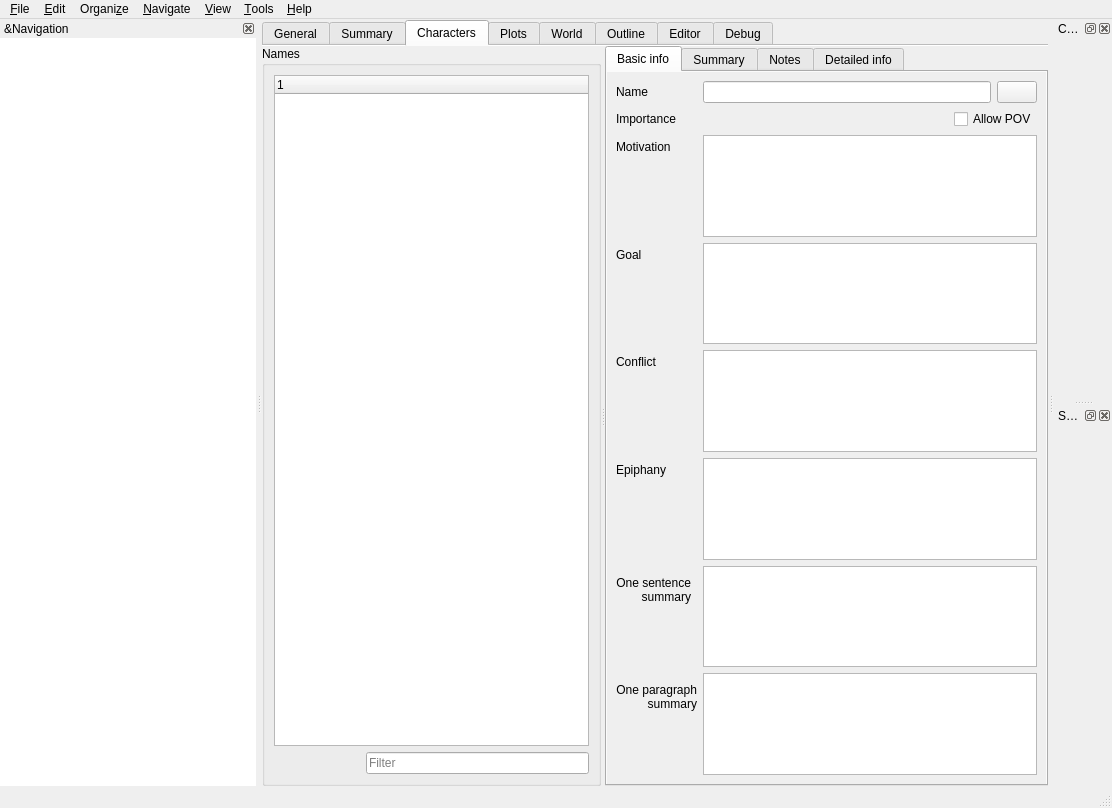
olivierkes/manuskript, file manuskript/ui/mainWindow.ui: the form before one commit.
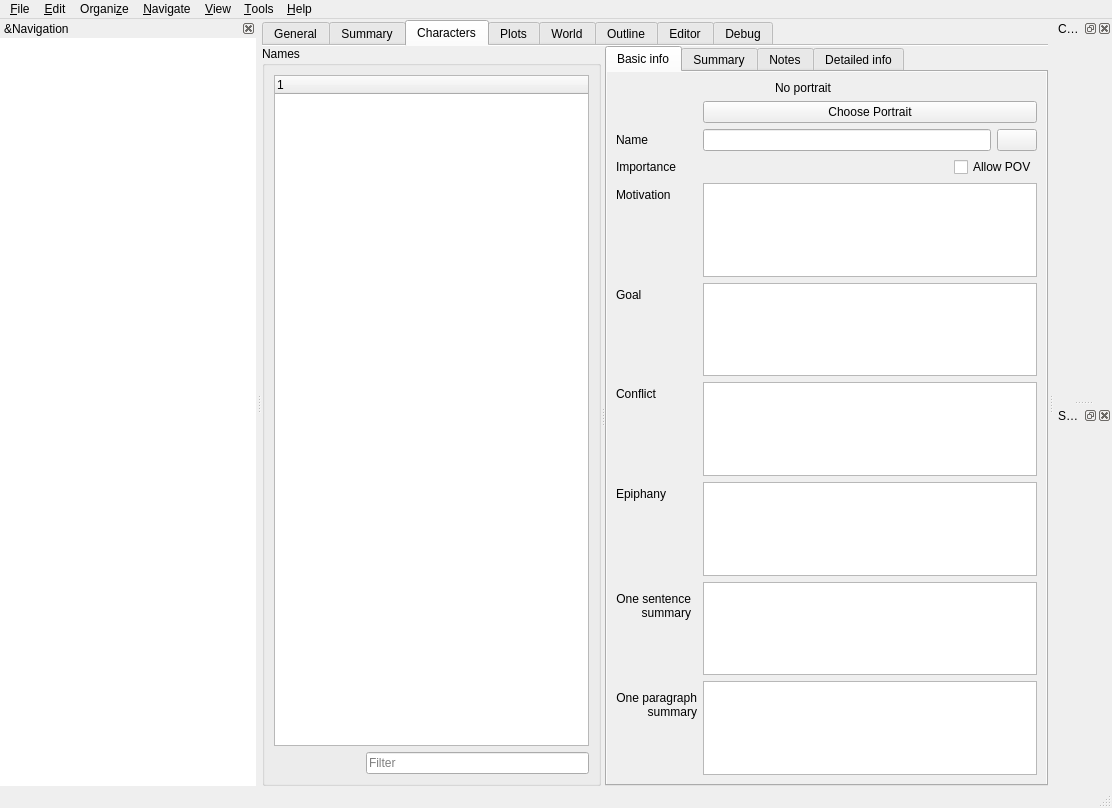
The form after the commit. The open tabs and pages were chosen to show the change. Icons and pictures are not drawn. Custom widgets are drawn as their Qt base class.

Commit message: Add character portrait picker and UI

Patch:
```diff
--- a/manuskript/ui/mainWindow.ui
+++ b/manuskript/ui/mainWindow.ui
@@ -767,22 +767,22 @@
                      <rect>
                       <x>0</x>
                       <y>0</y>
-                      <width>453</width>
-                      <height>699</height>
+                      <width>448</width>
+                      <height>695</height>
                      </rect>
                     </property>
                     <layout class="QFormLayout" name="formLayout_8">
                      <property name="fieldGrowthPolicy">
                       <enum>QFormLayout::AllNonFixedFieldsGrow</enum>
                      </property>
-                     <item row="2" column="0">
+                     <item row="4" column="0">
                       <widget class="QLabel" name="label_3">
                        <property name="text">
                         <string>Name</string>
                        </property>
                       </widget>
                      </item>
-                     <item row="2" column="1">
+                     <item row="4" column="1">
                       <layout class="QHBoxLayout" name="horizontalLayout_3">
                        <item>
                         <widget class="lineEditView" name="txtPersoName"/>
@@ -796,14 +796,14 @@
                        </item>
                       </layout>
                      </item>
-                     <item row="4" column="0">
+                     <item row="6" column="0">
                       <widget class="QLabel" name="label_18">
                        <property name="text">
                         <string>Importance</string>
                        </property>
                       </widget>
                      </item>
-                     <item row="4" column="1">
+                     <item row="6" column="1">
                       <layout class="QHBoxLayout" name="horizontalLayout_20">
                        <item>
                         <widget class="sldImportance" name="sldPersoImportance" native="true">
@@ -833,66 +833,89 @@
                        </item>
                       </layout>
                      </item>
-                     <item row="6" column="0">
+                     <item row="8" column="0">
                       <widget class="QLabel" name="label_4">
                        <property name="text">
                         <string>Motivation</string>
                        </property>
                       </widget>
                      </item>
-                     <item row="6" column="1">
+                     <item row="8" column="1">
                       <widget class="MDEditCompleter" name="txtPersoMotivation"/>
                      </item>
-                     <item row="7" column="0">
+                     <item row="9" column="0">
                       <widget class="QLabel" name="label_5">
                        <property name="text">
                         <string>Goal</string>
                        </property>
                       </widget>
                      </item>
-                     <item row="7" column="1">
+                     <item row="9" column="1">
                       <widget class="MDEditCompleter" name="txtPersoGoal"/>
                      </item>
-                     <item row="8" column="0">
+                     <item row="10" column="0">
                       <widget class="QLabel" name="label_6">
                        <property name="text">
                         <string>Conflict</string>
                        </property>
                       </widget>
                      </item>
-                     <item row="8" column="1">
+                     <item row="10" column="1">
                       <widget class="MDEditCompleter" name="txtPersoConflict"/>
                      </item>
-                     <item row="9" column="0">
+                     <item row="11" column="0">
                       <widget class="QLabel" name="label_7">
                        <property name="text">
                         <string>Epiphany</string>
                        </property>
                       </widget>
                      </item>
-                     <item row="9" column="1">
+                     <item row="11" column="1">
                       <widget class="MDEditCompleter" name="txtPersoEpiphany"/>
                      </item>
-                     <item row="10" column="0">
+                     <item row="12" column="0">
                       <widget class="QLabel" name="label_24">
                        <property name="text">
                         <string>&lt;html&gt;&lt;head/&gt;&lt;body&gt;&lt;p align=&quot;right&quot;&gt;One sentence&lt;br/&gt;summary&lt;/p&gt;&lt;/body&gt;&lt;/html&gt;</string>
                        </property>
                       </widget>
                      </item>
-                     <item row="10" column="1">
+                     <item row="12" column="1">
                       <widget class="MDEditCompleter" name="txtPersoSummarySentence"/>
                      </item>
-                     <item row="11" column="0">
+                     <item row="13" column="0">
                       <widget class="QLabel" name="label_8">
                        <property name="text">
                         <string>&lt;html&gt;&lt;head/&gt;&lt;body&gt;&lt;p align=&quot;right&quot;&gt;One paragraph&lt;br/&gt;summary&lt;/p&gt;&lt;/body&gt;&lt;/html&gt;</string>
                        </property>
                       </widget>
                      </item>
-                     <item row="11" column="1">
+                     <item row="13" column="1">
                       <widget class="MDEditCompleter" name="txtPersoSummaryPara"/>
                      </item>
+                     <item row="2" column="1">
+                      <widget class="QPushButton" name="btnPersoPortrait">
+                       <property name="text">
+                        <string>Choose Portrait</string>
+                       </property>
+                      </widget>
+                     </item>
+                     <item row="1" column="1">
+                      <widget class="QLabel" name="lblPersoPortrait">
+                       <property name="maximumSize">
+                        <size>
+                         <width>200</width>
+                         <height>250</height>
+                        </size>
+                       </property>
+                       <property name="text">
+                        <string>No portrait</string>
+                       </property>
+                       <property name="alignment">
+                        <set>Qt::AlignCenter</set>
+                       </property>
+                      </widget>
+                     </item>
                     </layout>
                    </widget>
                   </widget>
```
Left out of the diff: 173 changed lines with no effect on the pictures. The commit also changes 2 other files.
